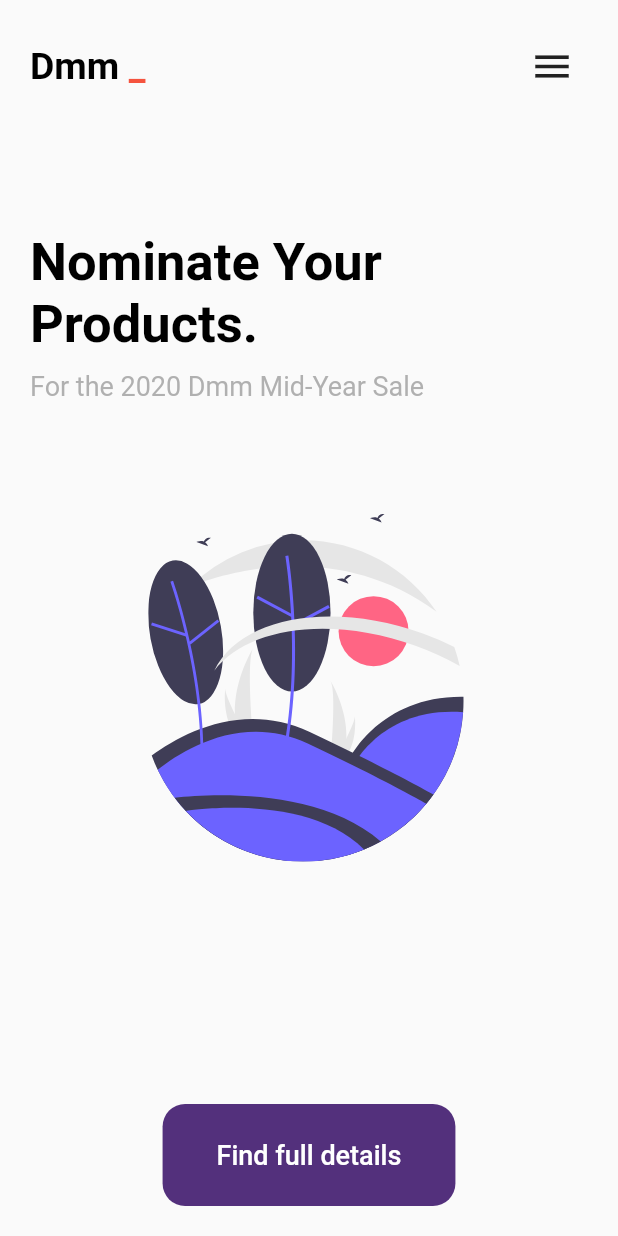
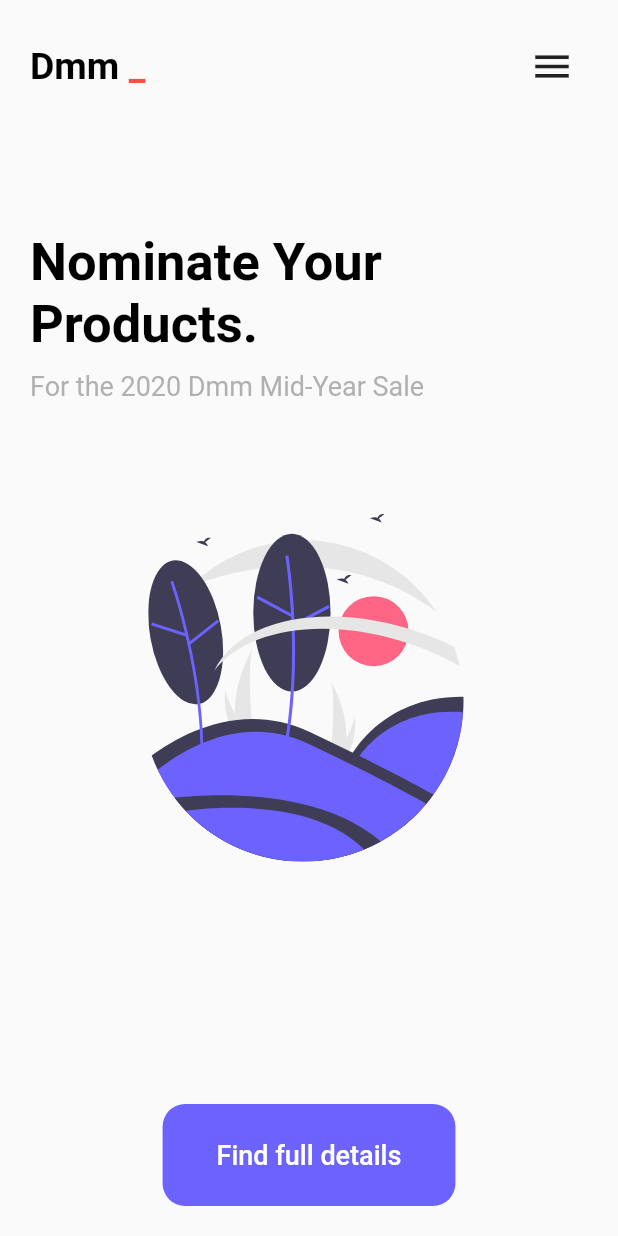
Before and after one commit to elianortega/ui-design-challenge, a Flutter app: the StartUpScreen screen opened directly, on a phone screen of 412 x 824 dp. Run offline on Flutter 3.47's test engine with Material 2 defaults, Android fonts, the light colour scheme and no system bars; our stand-ins replace carousel_slider, date_picker_timeline, flutter_lorem, flutter_svg, font_awesome_flutter, path_drawing and 1 more.

Commit message:
Week 5 - Update Carousel

```diff
--- a/Week5_UI_Dmm/analysis_options.yaml
+++ b/Week5_UI_Dmm/analysis_options.yaml
@@ -1,4 +1,4 @@
-include: package:pedantic/analysis_options.yaml
+# include: package:pedantic/analysis_options.yaml
 
 
 # linter:
--- a/Week5_UI_Dmm/lib/shared/app_colors.dart
+++ b/Week5_UI_Dmm/lib/shared/app_colors.dart
@@ -15,7 +15,7 @@ class AppColors {
   static const darkLightBlue = Color(0xFF3E538E);
 
   static const purple = Color(0xFFBCA0DC);
-  static const darkPurple = Color(0xFF53307C);
+  static const darkPurple = Color(0xFF6C63FF);
 
   static const yellow = Color(0xFFFEFEC8);
   static const darkYellow = Color(0xFFFBDD02);
--- a/Week5_UI_Dmm/lib/shared/widgets/image_carousel.dart
+++ b/Week5_UI_Dmm/lib/shared/widgets/image_carousel.dart
@@ -1,5 +1,5 @@
+import 'package:carousel_slider/carousel_slider.dart';
 import 'package:flutter/material.dart';
-import 'package:carousel_slider/carousel_slider.dart';
 import 'package:flutter_svg/svg.dart';
 
 class ImageCarousel extends StatefulWidget {
@@ -9,8 +9,7 @@ class ImageCarousel extends StatefulWidget {
   _ImageCarouselState createState() => _ImageCarouselState();
 }
 
-class _ImageCarouselState extends State<ImageCarousel>
-    with SingleTickerProviderStateMixin {
+class _ImageCarouselState extends State<ImageCarousel> with SingleTickerProviderStateMixin {
   int selected = 0;
 
   @override
--- a/Week5_UI_Dmm/pubspec.yaml
+++ b/Week5_UI_Dmm/pubspec.yaml
@@ -28,7 +28,7 @@ dependencies:
   # The following adds the Cupertino Icons font to your application.
   # Use with the CupertinoIcons class for iOS style icons.
   cupertino_icons: ^0.1.3
-  carousel_slider: ^2.1.0
+  carousel_slider: ^2.2.1
   flutter_svg: ^0.18.0
   font_awesome_flutter: ^8.8.1
   animated_text_kit: ^2.2.0
```
Also changed, not shown: Week5_UI_Dmm/pubspec.lock.
